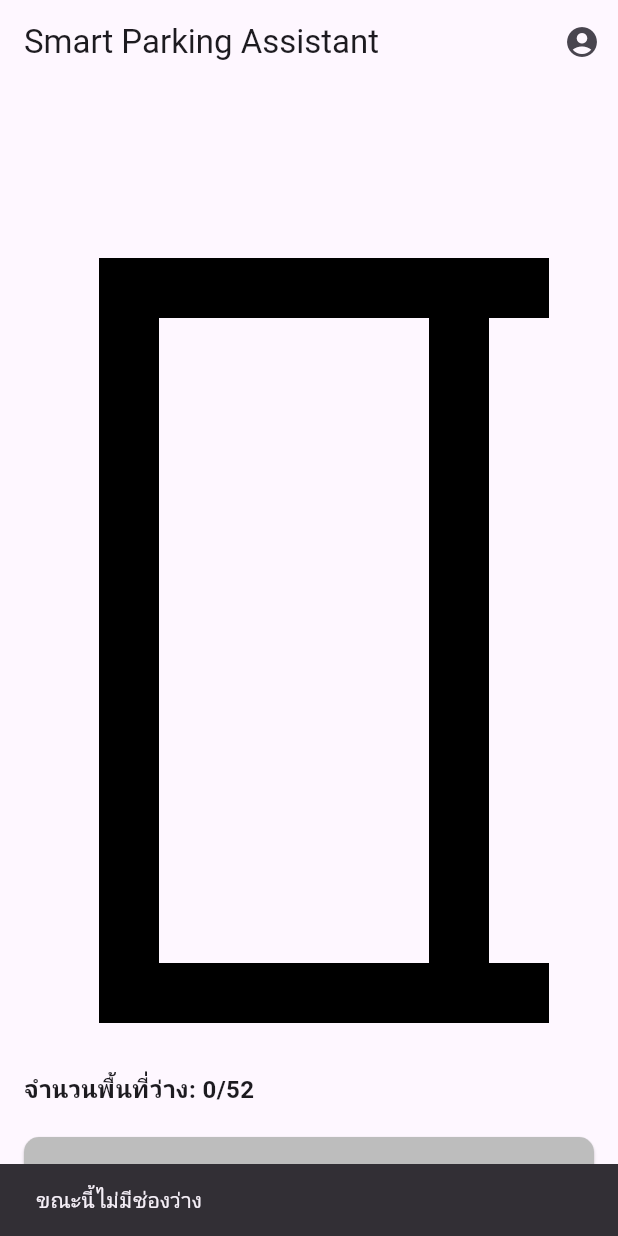
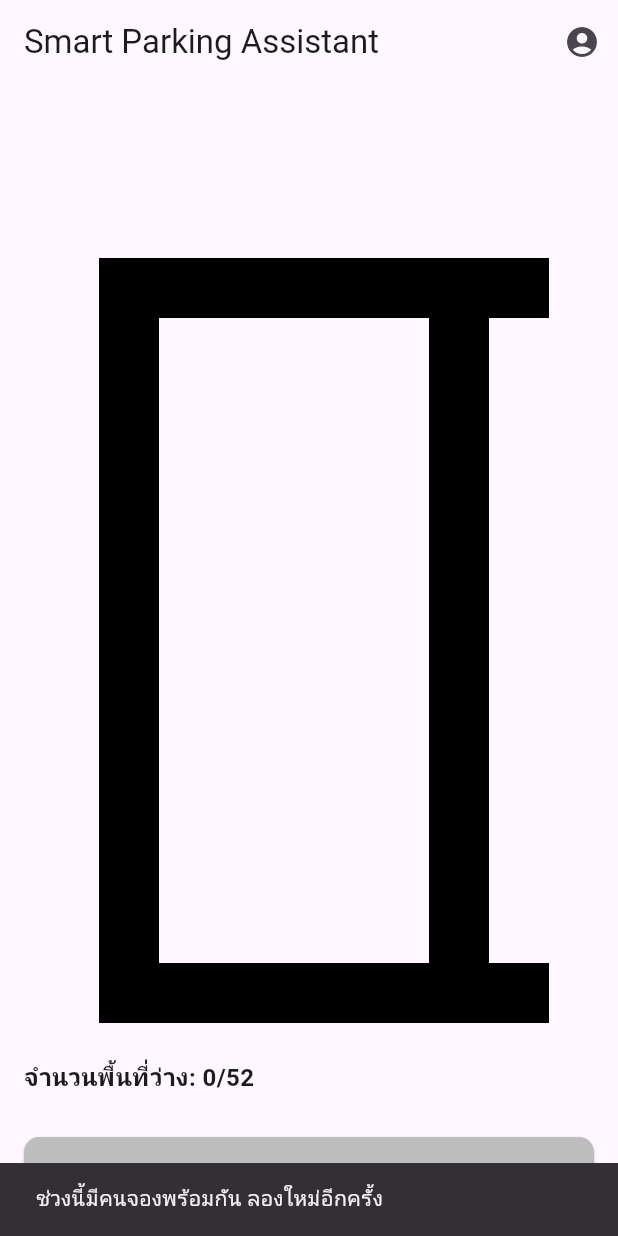
Before and after one commit to Gunzolid/Project, a Flutter app: the HomePage screen opened directly, after a tap on "ค้นหา", on a phone screen of 412 x 824 dp. Run offline on Flutter 3.47's test engine with Material 3 defaults, Android fonts, the phone set to English and light mode, and no system bars; our stand-ins replace cloud_firestore, cloud_functions, firebase_auth, firebase_core, geolocator; accounts and stored records are empty; network calls fail.

Commit message:
Version 5 make it good

```diff
--- a/lib/pages/home_page.dart
+++ b/lib/pages/home_page.dart
@@ -1,15 +1,15 @@
-// lib/pages/home_page.dart
+import 'dart:async';
 import 'package:flutter/material.dart';
-import 'package:cloud_firestore/cloud_firestore.dart';
-
 import 'package:mtproject/pages/searching_page.dart';
 import 'package:mtproject/pages/profile_page.dart';
 import 'package:mtproject/models/parking_map_layout.dart';
-import 'package:mtproject/ui/recommend_dialog.dart';
+import 'package:cloud_firestore/cloud_firestore.dart';
+import 'package:mtproject/services/firebase_parking_service.dart';
 
 class HomePage extends StatefulWidget {
+  final int? recommendedSpot;
+
   const HomePage({super.key, this.recommendedSpot});
-  final int? recommendedSpot;
 
   @override
   State<HomePage> createState() => _HomePageState();
@@ -17,39 +17,69 @@ class HomePage extends StatefulWidget {
 
 class _HomePageState extends State<HomePage> {
   int? _recommendedSpotLocal;
+  StreamSubscription? _recSub;
 
   @override
   void initState() {
     super.initState();
     _recommendedSpotLocal = widget.recommendedSpot;
+    if (_recommendedSpotLocal != null) {
+      _watchSpot(_recommendedSpotLocal!);
+    }
   }
 
-  Future<void> _onSearchPressed() async {
-    // ✅ รอผลลัพธ์จาก SearchingPage (ต้อง pop กลับมาด้วย spotId)
-    final int? resultSpotId = await Navigator.push<int?>(
+  @override
+  void dispose() {
+    _recSub?.cancel();
+    super.dispose();
+  }
+
+  Future<void> _startSearching() async {
+    final resultSpotId = await Navigator.push<int?>(
       context,
       MaterialPageRoute(builder: (_) => const SearchingPage()),
     );
 
-    if (!mounted) return;
-
     if (resultSpotId != null) {
       setState(() => _recommendedSpotLocal = resultSpotId);
 
-      // ✅ โชว์ popup: ช่องที่แนะนำ + ถามเปิด Google Maps
-      await showRecommendDialog(context, recommendedIds: [resultSpotId]);
-    } else {
-      // ไม่เจอ/ยกเลิก
-      ScaffoldMessenger.of(context).showSnackBar(
-        const SnackBar(content: Text('ไม่พบช่องที่เหมาะสมในตอนนี้')),
+      // Popup แจ้งผู้ใช้
+      showDialog(
+        context: context,
+        builder: (_) => AlertDialog(
+          title: const Text('ผลการค้นหา'),
+          content: Text(
+              'แนะนำช่องที่จอด: ช่อง $resultSpotId\nคุณมีเวลา 15 นาทีในการเข้าที่จอดนี้'),
+          actions: [
+            TextButton(
+              onPressed: () => Navigator.pop(context),
+              child: const Text('ปิด'),
+            ),
+          ],
+        ),
       );
+
+      // ฟังสถานะ spot
+      _watchSpot(resultSpotId);
     }
+  }
+
+  void _watchSpot(int spotId) {
+    _recSub?.cancel();
+    _recSub = FirebaseParkingService().watchRecommendation(spotId).listen((st) {
+      if (!st.isActive) {
+        final msg = st.reason ?? 'ช่องหมดเวลา/ถูกเปลี่ยนสถานะ';
+        if (mounted) {
+          ScaffoldMessenger.of(context)
+              .showSnackBar(SnackBar(content: Text(msg)));
+          setState(() => _recommendedSpotLocal = null);
+        }
+      }
+    });
   }
 
   @override
   Widget build(BuildContext context) {
-    final rec = _recommendedSpotLocal;
-
     return Scaffold(
       appBar: AppBar(
         title: const Text("Smart Parking Assistant"),
@@ -59,7 +89,7 @@ class _HomePageState extends State<HomePage> {
             onPressed: () {
               Navigator.push(
                 context,
-                MaterialPageRoute(builder: (_) => const ProfilePage()),
+                MaterialPageRoute(builder: (context) => const ProfilePage()),
               );
             },
           ),
@@ -69,11 +99,15 @@ class _HomePageState extends State<HomePage> {
         padding: const EdgeInsets.all(16.0),
         child: Column(
           children: [
+            // แผนผังที่จอดรถ
             Expanded(
-              child: ParkingMapLayout(recommendedSpot: rec),
+              child: ParkingMapLayout(
+                recommendedSpot: _recommendedSpotLocal,
+              ),
             ),
             const SizedBox(height: 16),
 
+            // จำนวนพื้นที่ว่าง
             Row(
               mainAxisAlignment: MainAxisAlignment.spaceBetween,
               children: [
@@ -87,34 +121,47 @@ class _HomePageState extends State<HomePage> {
                     return Text(
                       "จำนวนพื้นที่ว่าง: $available/52",
                       style: const TextStyle(
-                        fontSize: 16, fontWeight: FontWeight.bold),
+                        fontSize: 16,
+                        fontWeight: FontWeight.bold,
+                      ),
                     );
                   },
                 ),
               ],
             ),
+            const SizedBox(height: 8),
 
-            if (rec != null) ...[
-              const SizedBox(height: 8),
-              Text(
-                "แนะนำช่องที่จอด: ช่อง $rec",
-                style: const TextStyle(
-                  fontSize: 16, fontWeight: FontWeight.bold, color: Colors.green),
+            if (_recommendedSpotLocal != null)
+              Padding(
+                padding: const EdgeInsets.only(top: 8.0),
+                child: Text(
+                  "แนะนำช่องที่จอด: ช่อง $_recommendedSpotLocal",
+                  style: const TextStyle(
+                    fontSize: 16,
+                    fontWeight: FontWeight.bold,
+                    color: Colors.green,
+                  ),
+                ),
               ),
-            ],
 
             const SizedBox(height: 20),
+
+            // ปุ่มค้นหา
             SizedBox(
-              width: double.infinity, height: 50,
+              width: double.infinity,
+              height: 50,
               child: ElevatedButton(
-                onPressed: _onSearchPressed, // ✅ ใช้เมธอดด้านบน
+                onPressed: _startSearching,
                 style: ElevatedButton.styleFrom(
                   backgroundColor: Colors.grey[400],
                   shape: RoundedRectangleBorder(
                     borderRadius: BorderRadius.circular(10),
                   ),
                 ),
-                child: const Text('ค้นหา', style: TextStyle(color: Colors.black)),
+                child: const Text(
+                  'ค้นหา',
+                  style: TextStyle(color: Colors.black),
+                ),
               ),
             ),
           ],
--- a/lib/pages/searching_page.dart
+++ b/lib/pages/searching_page.dart
@@ -40,26 +40,26 @@ class _SearchingPageState extends State<SearchingPage> {
 
     // 2) Fallback โหมด dev บน client
     try {
-      final doc = await _svc.getRecommendedByPathOrder()
-          .timeout(const Duration(seconds: 4));
+  final spotId = await FirebaseParkingService().recommendAndHoldClient(
+    holdSeconds: 900, // 15 นาที
+  );
+  if (!mounted) return;
 
-      if (!mounted || _done) return;
-
-      if (doc != null) {
-        _done = true;
-        Navigator.pop<int>(context, doc['id'] as int); // ✅ ส่ง spotId กลับ
-      } else {
-        _noSpotAndBack();
-      }
-    } on TimeoutException {
-      if (!mounted || _done) return;
-      _show('ค้นหานานเกินไป กรุณาลองใหม่');
-      _backWithoutSpot();
-    } catch (e) {
-      if (!mounted || _done) return;
-      _show('เกิดข้อผิดพลาด: $e');
-      _backWithoutSpot();
-    }
+  if (spotId != null) {
+    Navigator.pop<int>(context, spotId); // ให้ Home โชว์ popup ต่อ
+  } else {
+    ScaffoldMessenger.of(context).showSnackBar(
+      const SnackBar(content: Text('ช่วงนี้มีคนจองพร้อมกัน ลองใหม่อีกครั้ง')),
+    );
+    Navigator.pop<int?>(context, null);
+  }
+} catch (e) {
+  if (!mounted) return;
+  ScaffoldMessenger.of(context).showSnackBar(
+    SnackBar(content: Text('เกิดข้อผิดพลาด: $e')),
+  );
+  Navigator.pop<int?>(context, null);
+}
   }
 
   void _noSpotAndBack() {
```
Also changed, not shown: lib/services/firebase_parking_service.dart (+143 -194 lines), firebase.json, 6 other files.
